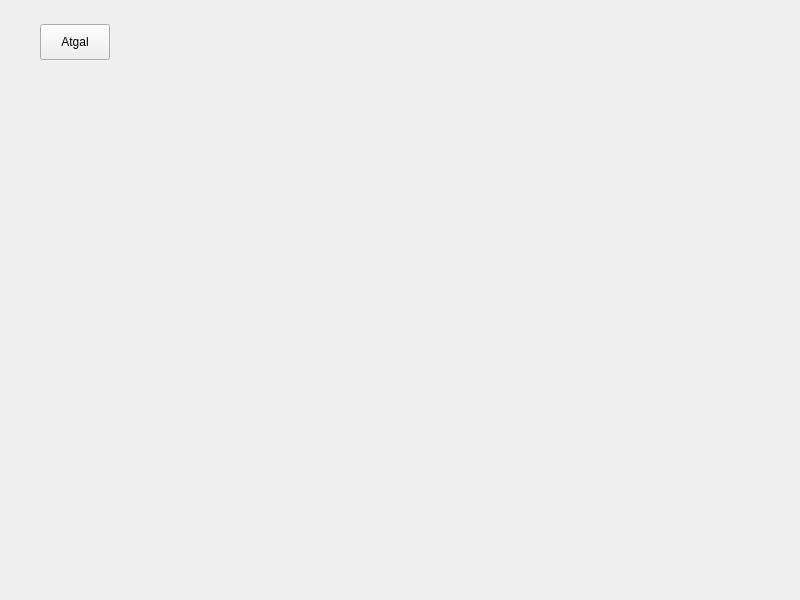
The window that nokia/AlausRadaras/beermap.ui (vincnetas/alaus-radaras) describes before a commit, drawn with Qt 5.
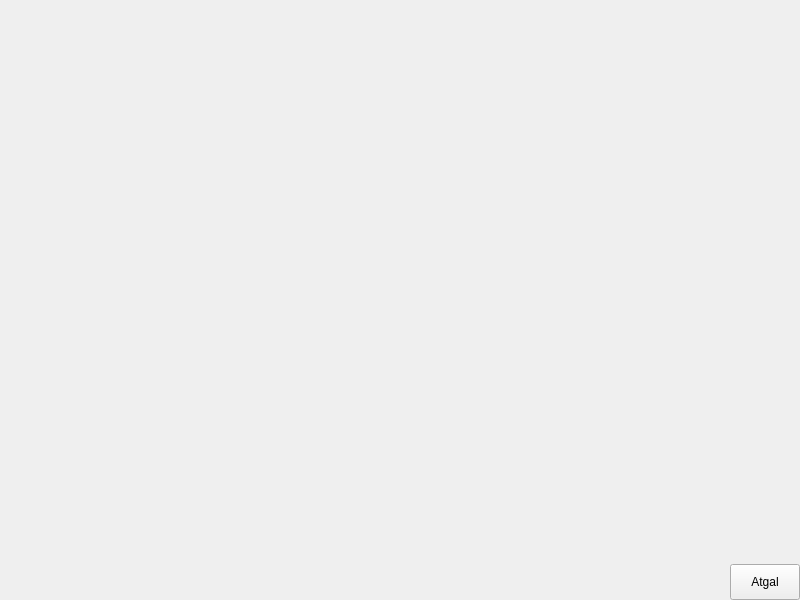
The same window after the commit. Icons and pictures are not drawn.

```diff
--- a/nokia/AlausRadaras/beermap.ui
+++ b/nokia/AlausRadaras/beermap.ui
@@ -13,20 +13,22 @@
   <property name="windowTitle">
    <string>MainWindow</string>
   </property>
-  <property name="styleSheet">
-   <string notr="true">#BeerMap { border-image:url(:/images/background.png); } </string>
-  </property>
-  <widget class="QWidget" name="centralwidget">
-   <layout class="QVBoxLayout" name="verticalLayout">
+  <layout class="QVBoxLayout" name="verticalLayout" stretch="10,0">
+   <property name="spacing">
+    <number>0</number>
+   </property>
+   <property name="margin">
+    <number>0</number>
+   </property>
     <item>
      <widget class="QWidget" name="widget" native="true">
-      <property name="sizePolicy">
-       <sizepolicy hsizetype="Preferred" vsizetype="MinimumExpanding">
-        <horstretch>0</horstretch>
-        <verstretch>0</verstretch>
-       </sizepolicy>
-      </property>
       <layout class="QVBoxLayout" name="verticalLayout_2">
+      <property name="spacing">
+       <number>0</number>
+      </property>
+      <property name="margin">
+       <number>0</number>
+      </property>
        <item>
         <layout class="QHBoxLayout" name="layout"/>
        </item>
@@ -64,7 +66,6 @@
      </layout>
     </item>
    </layout>
-  </widget>
  </widget>
  <resources/>
  <connections/>
```
Left out of the diff: 2 changed lines with no effect on the pictures. Lines whose indentation alone changed are shown as unchanged.
